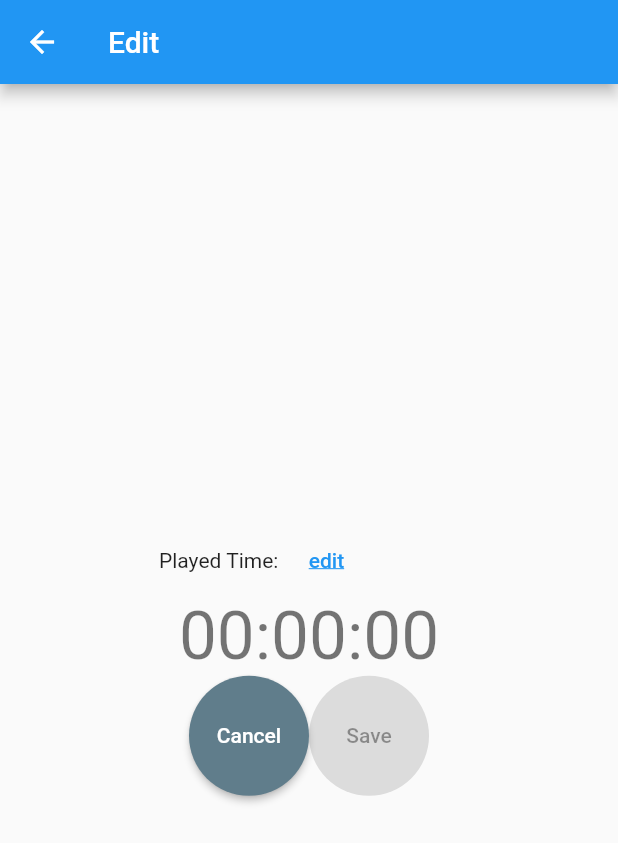
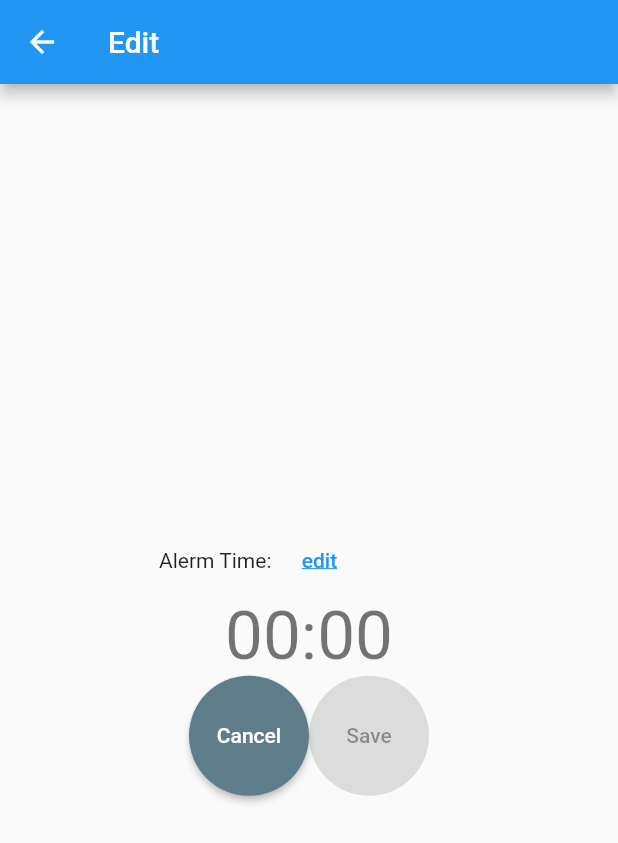
Before and after one commit to akiGitArea/alarm_app, a Flutter app: the EditPage screen opened directly, after a tap on "edit", on a phone screen of 412 x 824 dp. Shown: the top 843 px of the screen. Run offline on Flutter 3.47's test engine with Material 2 defaults, Android fonts, the light colour scheme and no system bars; our stand-ins replace flutter_local_notifications, timezone, video_player; missing offline and left inert: dart:ffi, flutter_picker, flutter_ringtone_player.

Commit message:
最低限の目覚まし機能実装（バックグランド時の処理未実装）

```diff
--- a/lib/edit.dart
+++ b/lib/edit.dart
@@ -1,3 +1,4 @@
+import 'dart:ffi';
 import 'package:flutter/material.dart';
 import 'package:flutter_picker/flutter_picker.dart';
 import 'package:intl/intl.dart';
@@ -7,24 +8,14 @@ import 'package:alarm_app/timeKeeper.dart';
 /// 編集ページ
 class EditPage extends StatefulWidget {
   final String title = 'Edit';
-
+  const EditPage({super.key});
   @override
   _EditPageState createState() => _EditPageState();
 }
 
 /// タイマーページの状態を管理するクラス
 class _EditPageState extends State<EditPage> {
-  late DateTime _studyTime; // 勉強した時間
-  late DateTime _playTime; // 遊んだ時間
   bool _isChanged = false;
-
-  @override
-  void didChangeDependencies() {
-    TimeKeeper timeKeeper = context.read<TimeKeeper>();
-    _studyTime = timeKeeper.studyTime;
-    _playTime = timeKeeper.playTime;
-    super.didChangeDependencies();
-  }
 
   @override
   Widget build(BuildContext context) {
@@ -38,61 +29,37 @@ class _EditPageState extends State<EditPage> {
         child: Column(
             mainAxisAlignment: MainAxisAlignment.center,
             children: <Widget>[
-              // Container(
-              //     width: 200,
-              //     child: Row(children: [
-              //       Text("Studied Time:"),
-              //       TextButton(
-              //         child: Text(
-              //           'edit',
-              //           style: TextStyle(decoration: TextDecoration.underline),
-              //         ),
-              //         onPressed: () async {
-              //           Picker(
-              //             adapter: DateTimePickerAdapter(
-              //                 type: PickerDateTimeType.kHMS,
-              //                 value: _studyTime,
-              //                 customColumnType: [3, 4, 5]),
-              //             title: Text("Select Time"),
-              //             onConfirm: (Picker picker, List value) {
-              //               setState(() => {
-              //                     _studyTime = DateTime.utc(
-              //                         0, 0, 0, value[0], value[1], value[2])
-              //                   });
-              //             },
-              //           ).showModal(context);
-              //           _isChanged = true;
-              //         },
-              //       )
-              //     ])),
-              // Container(
-              //   child: Text(
-              //     DateFormat.Hms().format(_studyTime),
-              //     style: Theme.of(context).textTheme.headline3,
-              //     textAlign: TextAlign.center,
-              //   ),
-              // ),
-              Container(
+              SizedBox(
                   width: 200,
                   child: Row(children: [
-                    Text("Played Time:"),
+                    const Text(
+                      "Alerm Time:",
+                    ),
                     TextButton(
-                      child: Text(
+                      child: const Text(
                         'edit',
-                        textAlign: TextAlign.end,
                         style: TextStyle(decoration: TextDecoration.underline),
                       ),
                       onPressed: () {
                         Picker(
                           adapter: DateTimePickerAdapter(
-                              type: PickerDateTimeType.kHMS,
-                              value: _playTime,
-                              customColumnType: [3, 4, 5]),
-                          title: Text("Select Time"),
+                              type: PickerDateTimeType.kHM,
+                              value: timeKeeper.alarmTime,
+                              customColumnType: [3, 4]),
+                          title: const Text("Select Time"),
                           onConfirm: (Picker picker, List value) {
+                            // ignore: unnecessary_set_literal
                             setState(() => {
-                                  _playTime = DateTime.utc(
-                                      0, 0, 0, value[0], value[1], value[2])
+                                  timeKeeper.alarmTime = DateTime.utc(
+                                      int.parse(timeKeeper.timeFormatyyyy
+                                          .format(timeKeeper.now)),
+                                      int.parse(timeKeeper.timeFormatMM
+                                          .format(timeKeeper.now)),
+                                      int.parse(timeKeeper.timeFormatdd
+                                          .format(timeKeeper.now)),
+                                      value[0],
+                                      value[1],
+                                      0)
                                 });
                           },
                         ).showModal(context);
@@ -100,10 +67,10 @@ class _EditPageState extends State<EditPage> {
                       },
                     )
                   ])),
-              Container(
+              SizedBox(
                 child: Text(
-                  DateFormat.Hms().format(_playTime),
-                  style: Theme.of(context).textTheme.headline3,
+                  DateFormat.Hm().format(timeKeeper.alarmTime),
+                  style: Theme.of(context).textTheme.displaySmall,
                   textAlign: TextAlign.center,
                 ),
               ),
@@ -114,30 +81,29 @@ class _EditPageState extends State<EditPage> {
                       width: 80,
                       height: 80,
                       child: ElevatedButton(
-                          child: Text('Cancel'),
                           onPressed: () => {Navigator.pop(context)},
                           style: ElevatedButton.styleFrom(
-                            primary: Colors.blueGrey,
-                            onPrimary: Colors.white,
+                            foregroundColor: Colors.white,
+                            backgroundColor: Colors.blueGrey,
                             shape: const CircleBorder(),
-                          ))),
+                          ),
+                          child: const Text('Cancel'))),
                   SizedBox(
                       width: 80,
                       height: 80,
                       child: ElevatedButton(
-                          child: Text('Save'),
                           onPressed: !_isChanged
                               ? null
                               : () {
-                                  timeKeeper.studyTime = _studyTime;
-                                  timeKeeper.playTime = _playTime;
+                                  timeKeeper.playTime = timeKeeper.alarmTime;
                                   Navigator.pop(context);
                                 },
                           style: ElevatedButton.styleFrom(
-                            primary: Colors.blue,
-                            onPrimary: Colors.white,
+                            foregroundColor: Colors.white,
+                            backgroundColor: Colors.blue,
                             shape: const CircleBorder(),
-                          ))),
+                          ),
+                          child: const Text('Save'))),
                 ],
               ),
             ]),
--- a/lib/timeKeeper.dart
+++ b/lib/timeKeeper.dart
@@ -1,135 +1,101 @@
 import 'dart:async';
-
 import 'package:flutter/material.dart';
 import 'package:intl/intl.dart';
 import 'package:alarm_app/notifer.dart';
 
-/// タイマーのモード
+// タイマーのモード
+// ignore: constant_identifier_names
 enum TimerMode { Study, Play }
 
-/// アプリケーション内で共有する状態
+// アプリケーション内で共有する状態
 class TimeKeeper extends ChangeNotifier {
   Timer? _timer;
   bool _isTimerStarted = false; // タイマーが実行中かどうか（PlayでもStudyでもOK）
-  TimerMode? _timerMode; // タイマーモード（Play or Study or Stop）
   bool _shouldShowDialog = false; // ダイアログを表示すべきか
+  DateTime _playTime = DateTime.utc(0, 0, 0);
+  bool _isTimerPaused = false; // タイマーがバックグラウンドで停止中かどうか
+  Notifier notifier = Notifier();
+  bool get isTimerStarted => _isTimerStarted;
+  bool get shouldShowDialog => _shouldShowDialog;
+  DateTime alarmTime = DateTime.utc(0, 0, 0);
+  DateTime now = DateTime.now();
+  DateFormat timeFormatyyyy = DateFormat('yyyy');
+  DateFormat timeFormatMM = DateFormat('MM');
+  DateFormat timeFormatdd = DateFormat('dd');
+  DateFormat timeFormathh = DateFormat('hh');
+  DateFormat timeFormatmm = DateFormat('mm');
+  DateTime refTime = DateTime.utc(0, 0, 0);
 
-  DateTime _studyTime = DateTime.utc(0, 0, 0);
-  DateTime _playTime = DateTime.utc(0, 0, 0);
-
-  bool _isTimerPaused = false; // タイマーがバックグラウンドで停止中かどうか
-  DateTime _pausedTime = DateTime.utc(0, 0, 0); // タイマーがバックグラウンドで停止した時間
-  Duration _willStopDuration = Duration.zero; // タイマーが停止するまでの経過時間
-  int _notificationId = -1; // 通知ID
-  Notifier notifier = Notifier();
-
-  bool get isTimerStarted => _isTimerStarted;
-  TimerMode? get timerMode => _timerMode;
-
-  bool get shouldShowDialog => _shouldShowDialog;
   set shouldShowDialog(bool shouldShowDialog) {
     _shouldShowDialog = shouldShowDialog;
     notifyListeners();
   }
 
-  DateTime get studyTime => _studyTime;
-  String get studyTimeText => DateFormat.Hms().format(_studyTime);
-  set studyTime(DateTime datetime) {
-    _studyTime = datetime;
-    notifyListeners();
-  }
-
   DateTime get playTime => _playTime;
-  String get playTimeText => DateFormat.Hms().format(_playTime);
+  String get playTimeText => DateFormat.Hm().format(_playTime);
   set playTime(DateTime datetime) {
     _playTime = datetime;
     notifyListeners();
   }
 
-  DateTime get totalTime =>
-      DateTime.utc(0, 0, 0).add(_studyTime.difference(_playTime));
-  String get totalTimeText {
-    if (totalTime.isBefore(DateTime.utc(0, 0, 0))) {
-      return '-' +
-          DateFormat.Hms().format(DateTime.utc(0, 0, 0)
-              .add(DateTime.utc(0, 0, 0).difference(totalTime)));
-    } else {
-      return DateFormat.Hms().format(totalTime);
-    }
-  }
-
-  /// タイマーを開始する
-  void startTimer(TimerMode timerMode) {
+  // タイマーを開始する
+  void startTimer() {
     _isTimerStarted = true;
-    _timerMode = timerMode;
-
     // タイマー起動
     _timer = Timer.periodic(
-      Duration(seconds: 1),
+      const Duration(seconds: 1),
       (Timer timer) {
-        if (timerMode == TimerMode.Study) {
-          _studyTime = _studyTime.add(Duration(seconds: 1));
-        } else {
-          _playTime = _playTime.add(Duration(seconds: 1));
-        }
+        now = DateTime.now();
+        timeFormatyyyy = DateFormat('yyyy');
+        timeFormatMM = DateFormat('MM');
+        timeFormatdd = DateFormat('dd');
+        timeFormathh = DateFormat('HH');
+        timeFormatmm = DateFormat('mm');
+        refTime = DateTime.utc(
+            int.parse(timeFormatyyyy.format(now)),
+            int.parse(timeFormatMM.format(now)),
+            int.parse(timeFormatdd.format(now)),
+            int.parse(timeFormathh.format(now)),
+            int.parse(timeFormatmm.format(now)));
         _handleTimeIsOver();
         notifyListeners();
       },
     );
   }
 
-  /// タイマーを停止する
+  // タイマーを停止する
   void stopTimer() {
     _isTimerStarted = false;
     if (_timer != null && _timer!.isActive) _timer!.cancel();
     notifyListeners();
   }
 
-  /// タイマーが00:00:00になった際のハンドラー
-  /// タイマー停止・アラーム開始・ダイアログ表示を行う
-  /// この処理はフォアグラウンドでしか呼ばれないので、ローカル通知は行わない
+  // タイマー停止・アラーム開始・ダイアログ表示を行う
+  // この処理はフォアグラウンドでしか呼ばれないので、ローカル通知は行わない
   void _handleTimeIsOver() async {
-    if (totalTime != DateTime.utc(0, 0, 0) || _timerMode == TimerMode.Study)
+    // アラーム時刻と現在時刻が異なる場合はリスナー継続
+    if (alarmTime != refTime) {
       return;
+    }
     stopTimer();
     _shouldShowDialog = true;
   }
 
-  /// アプリがバックグラウンドに遷移した際のタイマーに関連する処理をハンドリング
+  // アプリがバックグラウンドに遷移した際のタイマーに関連する処理をハンドリング
+  // TODO
   void handleOnPaused() {
-    if (!_isTimerStarted) return; // タイマーが起動してない時は何もしない
-    _isTimerPaused = true;
-    _pausedTime = DateTime.now(); // バックグラウンドに遷移した時間を記録
-    if (_timerMode == TimerMode.Play &&
-        totalTime.compareTo(DateTime.utc(0, 0, 0)) > 0) {
-      _willStopDuration = _studyTime.difference(_playTime);
-      _notificationId =
-          notifier.scheduleLocalNotification(_willStopDuration); // 通知をスケジュール
-    }
-    stopTimer();
+    // タイマーが起動してない時は何もしない
+    // if (!_isTimerStarted) return;
+    // startTimer();
   }
 
-  /// アプリがバックグラウンドに復帰した際のタイマーに関連する処理をハンドリング
+  // アプリがフォアグラウンドに復帰した際のタイマーに関連する処理をハンドリング
+  // TODO
   void handleOnResumed() {
-    if (!_isTimerPaused) return; // タイマー起動中にバックグラウンド遷移してない場合は何もしない
-    Duration backgroundDuration = DateTime.now().difference(_pausedTime);
-    if (_timerMode == TimerMode.Play &&
-        _willStopDuration.compareTo(Duration.zero) > 0 &&
-        _willStopDuration.compareTo(backgroundDuration) < 0) {
-      _playTime = _playTime
-          .add(totalTime.difference(DateTime.utc(0, 0, 0))); // Play時間を時間を進める
-    } else {
-      if (_timerMode == TimerMode.Study) {
-        _studyTime = _studyTime.add(backgroundDuration);
-      } else {
-        _playTime = _playTime.add(backgroundDuration);
-      }
-      startTimer(_timerMode!);
-    }
-    notifier.cancelScheduledLocalNotification(_notificationId); // 通知をキャンセル
-    _isTimerPaused = false;
-    _willStopDuration = Duration.zero;
-    _notificationId = -1;
-    notifyListeners();
+    // タイマー起動中にバックグラウンド遷移してない場合は何もしない
+    //   if (!_isTimerPaused) return;
+    //   startTimer();
+    //   _isTimerPaused = false;
+    //   notifyListeners();
   }
 }
```
Also changed, not shown: lib/main.dart (+12 -5 lines).
